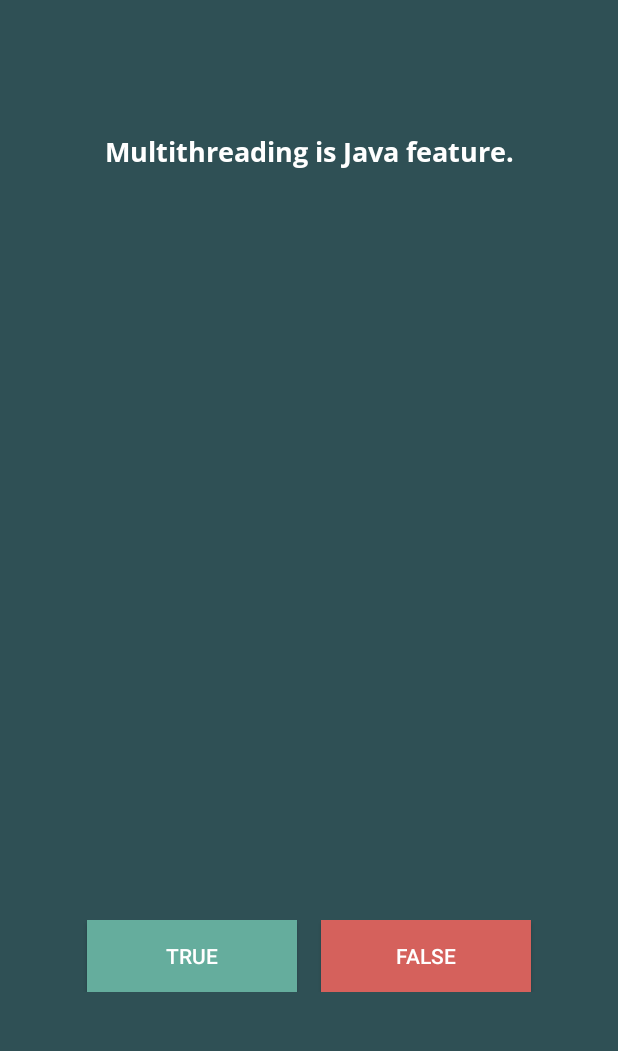
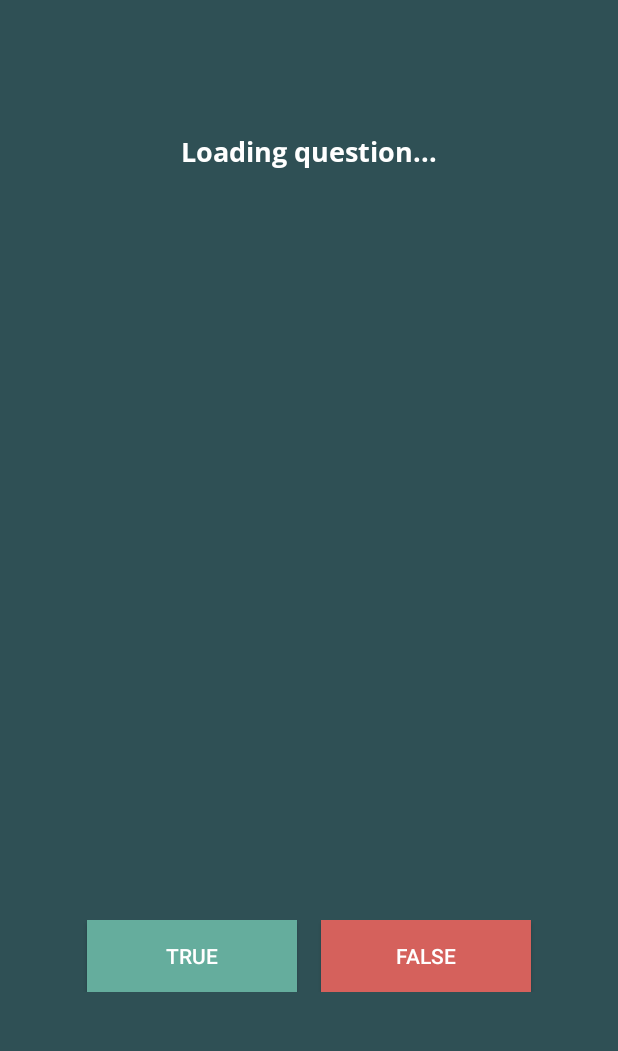
Before and after one commit to ivkeapp/Quizzy, an Android app: the screen it shows after launch (MainActivity), on a phone screen of 412 x 824 dp, the part 172-1223 px from its top. Run offline under Robolectric (Android 15) with nearby library versions, the phone set to English and light mode, and no system bars.

```diff
--- a/app/src/main/java/com/example/quizzy/MainActivity.java
+++ b/app/src/main/java/com/example/quizzy/MainActivity.java
@@ -157,6 +157,7 @@ public class MainActivity extends AppCompatActivity {
                 public void onClick(DialogInterface dialog, int which) {
                     recreate();
                     mProgressBar.setProgress(0);
+                    mScore = 0;
                 }
             });
             ad.setNegativeButton("Close app", new DialogInterface.OnClickListener() {
--- a/app/src/main/res/values/strings.xml
+++ b/app/src/main/res/values/strings.xml
@@ -6,7 +6,7 @@
     <string name="score">Score 0/10</string>
     <string name="welcome_msg">Welcome to Quizzy</string>
 
-    <string name="question_1">Multithreading is Java feature.</string>
+    <string name="question_1">Loading question...</string>
     <string name="question_2">Java satisfy all Object-oriented concepts.</string>
     <string name="question_3">Java supports the creation and existence of abstract classes that expose interfaces.</string>
     <string name="question_4">Java does not have composition, association and aggregation.</string>
```
